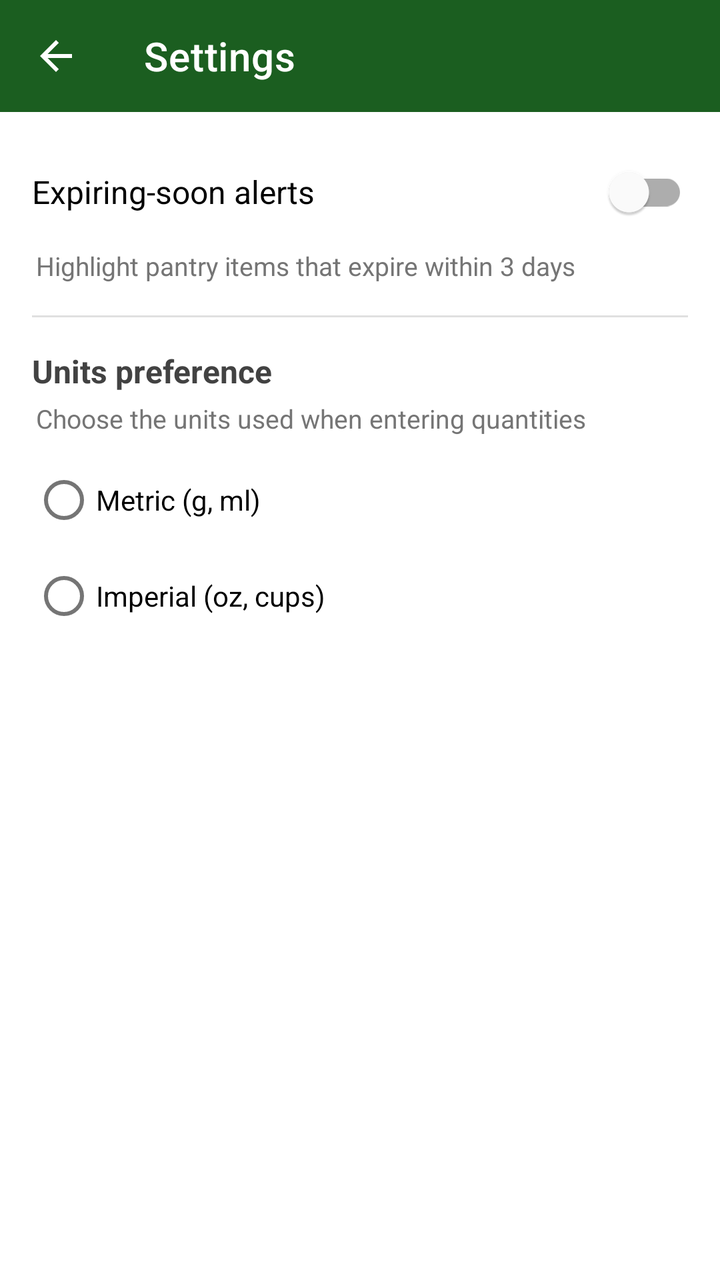
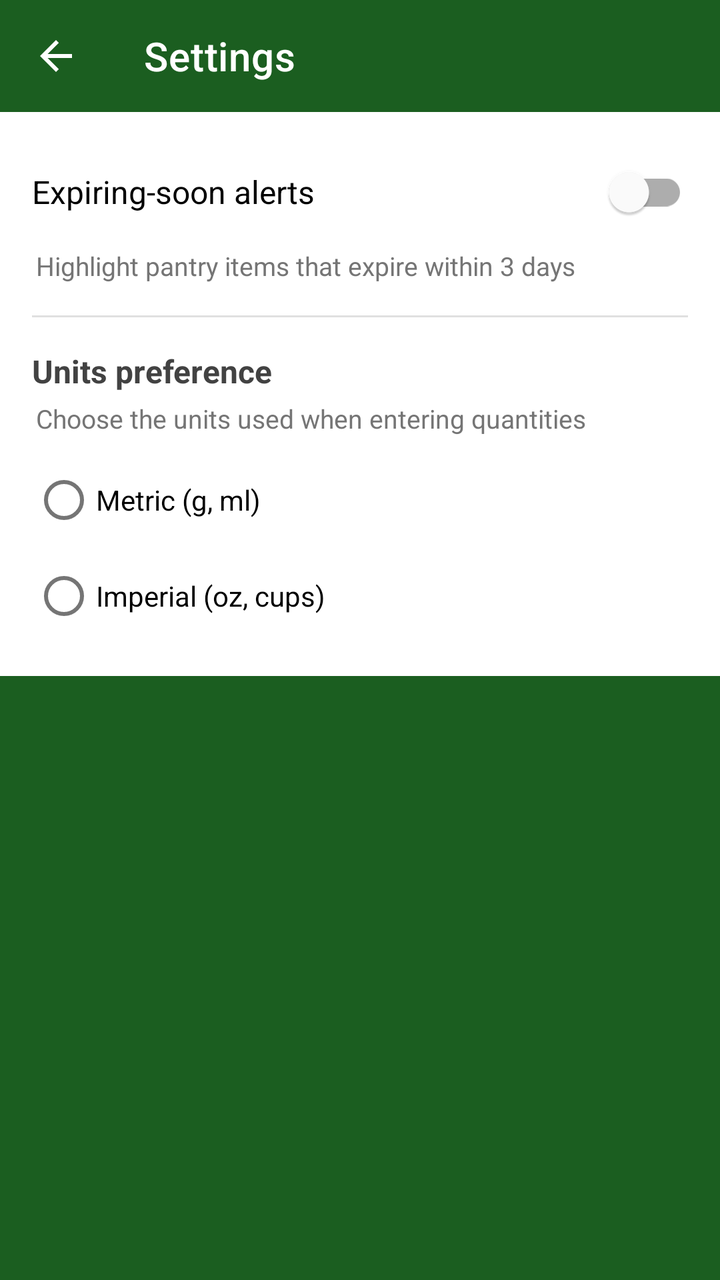

The first picture is an Android layout as it rendered before a commit; the second is the same layout after the commit. The layout source and the unified diff follow.
<!-- AndroidManifest.xml: application theme Theme.SmartPantryManager -->
<!-- res/layout/activity_settings.xml -->
<?xml version="1.0" encoding="utf-8"?>
<LinearLayout xmlns:android="http://schemas.android.com/apk/res/android"
    xmlns:app="http://schemas.android.com/apk/res-auto"
    android:layout_width="match_parent"
    android:layout_height="match_parent"
    android:orientation="vertical"
    android:fitsSystemWindows="true">

    <com.google.android.material.appbar.MaterialToolbar
        android:id="@+id/toolbar"
        android:layout_width="match_parent"
        android:layout_height="?attr/actionBarSize"
        android:background="@color/green_700"
        app:navigationIcon="@drawable/ic_back"
        app:title="@string/title_settings"
        app:titleTextColor="@color/white" />

    <LinearLayout
        android:layout_width="match_parent"
        android:layout_height="wrap_content"
        android:orientation="vertical"
        android:padding="@dimen/spacing_medium">

        <com.google.android.material.switchmaterial.SwitchMaterial
            android:id="@+id/switchExpiringAlerts"
            android:layout_width="match_parent"
            android:layout_height="wrap_content"
            android:minHeight="48dp"
            android:text="@string/pref_expiring_alerts"
            android:textSize="@dimen/text_body" />

        <TextView
            android:layout_width="match_parent"
            android:layout_height="wrap_content"
            android:layout_marginTop="4dp"
            android:layout_marginStart="2dp"
            android:text="@string/pref_expiring_alerts_summary"
            android:textColor="@color/grey_600"
            android:textSize="@dimen/text_caption" />

        <View
            android:layout_width="match_parent"
            android:layout_height="1dp"
            android:layout_marginVertical="@dimen/spacing_medium"
            android:background="@color/grey_300" />

        <TextView
            android:layout_width="match_parent"
            android:layout_height="wrap_content"
            android:text="@string/pref_units"
            android:textColor="@color/grey_800"
            android:textSize="@dimen/text_body"
            android:textStyle="bold" />

        <TextView
            android:layout_width="match_parent"
            android:layout_height="wrap_content"
            android:layout_marginTop="4dp"
            android:layout_marginStart="2dp"
            android:text="@string/pref_units_summary"
            android:textColor="@color/grey_600"
            android:textSize="@dimen/text_caption" />

        <RadioGroup
            android:id="@+id/groupUnits"
            android:layout_width="match_parent"
            android:layout_height="wrap_content"
            android:layout_marginTop="@dimen/spacing_small">

            <RadioButton
                android:id="@+id/radioMetric"
                android:layout_width="match_parent"
                android:layout_height="wrap_content"
                android:minHeight="48dp"
                android:text="@string/pref_units_metric" />

            <RadioButton
                android:id="@+id/radioImperial"
                android:layout_width="match_parent"
                android:layout_height="wrap_content"
                android:minHeight="48dp"
                android:text="@string/pref_units_imperial" />

        </RadioGroup>

    </LinearLayout>

</LinearLayout>
<!-- resources referenced by this layout -->
<resources>
  <color name="green_700">#1B5E20</color>
  <color name="grey_300">#E0E0E0</color>
  <color name="grey_600">#757575</color>
  <color name="grey_800">#424242</color>
  <color name="white">#FFFFFF</color>
  <dimen name="spacing_medium">16dp</dimen>
  <dimen name="spacing_small">8dp</dimen>
  <dimen name="text_body">16sp</dimen>
  <dimen name="text_caption">13sp</dimen>
  <!-- drawable ic_back (drawable) -->
  <?xml version="1.0" encoding="utf-8"?>
  <vector xmlns:android="http://schemas.android.com/apk/res/android"
      android:width="24dp"
      android:height="24dp"
      android:viewportWidth="24"
      android:viewportHeight="24">
      <path
          android:fillColor="@android:color/white"
          android:pathData="M20,11H7.83l5.59,-5.59L12,4l-8,8 8,8 1.41,-1.41L7.83,13H20v-2z" />
  </vector>
  <string name="pref_expiring_alerts">Expiring-soon alerts</string>
  <string name="pref_expiring_alerts_summary">Highlight pantry items that expire within 3 days</string>
  <string name="pref_units">Units preference</string>
  <string name="pref_units_imperial">Imperial (oz, cups)</string>
  <string name="pref_units_metric">Metric (g, ml)</string>
  <string name="pref_units_summary">Choose the units used when entering quantities</string>
  <string name="title_settings">Settings</string>
  <style name="Theme.SmartPantryManager" parent="Theme.MaterialComponents.DayNight.NoActionBar">
          <item name="colorPrimary">@color/green_700</item>
          <item name="colorPrimaryVariant">@color/green_500</item>
          <item name="colorOnPrimary">@color/white</item>
          <item name="colorSecondary">@color/amber_500</item>
          <item name="colorOnSecondary">@color/black</item>
          <item name="android:statusBarColor">@color/green_700</item>
      </style>
  <color name="green_500">#2E7D32</color>
  <color name="amber_500">#FFA000</color>
  <color name="black">#FF000000</color>
</resources>

<!-- the commit's change to res/layout/activity_settings.xml (unified diff, before → after) -->
@@ -4,7 +4,8 @@
     android:layout_width="match_parent"
     android:layout_height="match_parent"
     android:orientation="vertical"
-    android:fitsSystemWindows="true">
+    android:fitsSystemWindows="true"
+    android:background="@color/green_700">
 
     <com.google.android.material.appbar.MaterialToolbar
         android:id="@+id/toolbar"
@@ -19,7 +20,8 @@
         android:layout_width="match_parent"
         android:layout_height="wrap_content"
         android:orientation="vertical"
-        android:padding="@dimen/spacing_medium">
+        android:padding="@dimen/spacing_medium"
+        android:background="@color/white">
 
         <com.google.android.material.switchmaterial.SwitchMaterial
             android:id="@+id/switchExpiringAlerts"
